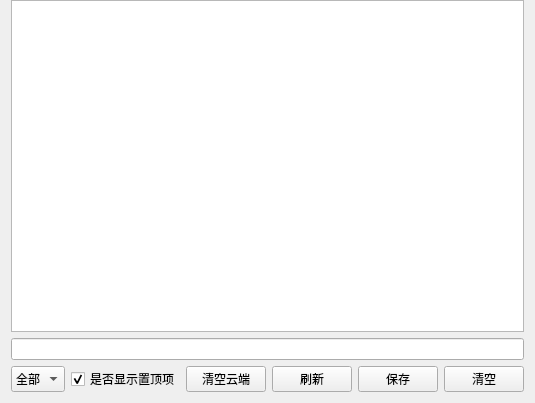
Before: the Qt Designer form ClipBoard/ui/ClipboardView.ui in 3548848289/UniFileHub, drawn with Qt 5.
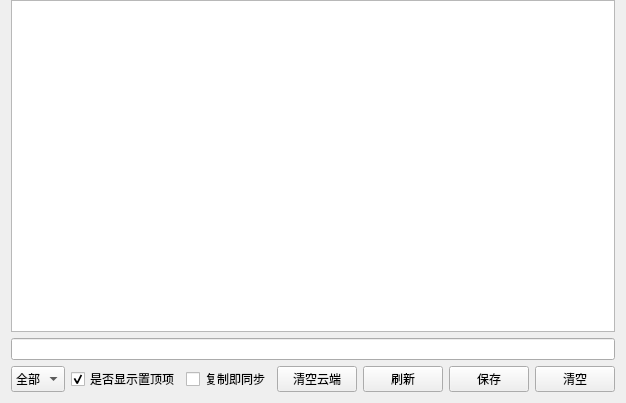
After: the same form once the commit is applied.

Diff of the .ui file:
```diff
--- a/ClipBoard/ui/ClipboardView.ui
+++ b/ClipBoard/ui/ClipboardView.ui
@@ -18,7 +18,7 @@
     <number>0</number>
    </property>
    <item row="2" column="0">
-    <layout class="QHBoxLayout" name="horizontalLayout" stretch="2,4,0,1,1,1,1">
+    <layout class="QHBoxLayout" name="horizontalLayout" stretch="2,4,0,0,1,1,1,1">
      <item>
       <widget class="QComboBox" name="typeComboBox">
        <property name="sizePolicy">
@@ -78,6 +78,22 @@
        </property>
       </widget>
      </item>
+     <item>
+      <widget class="QCheckBox" name="autoSyncCheckBox">
+       <property name="sizePolicy">
+        <sizepolicy hsizetype="Minimum" vsizetype="Preferred">
+         <horstretch>0</horstretch>
+         <verstretch>0</verstretch>
+        </sizepolicy>
+       </property>
+       <property name="toolTip">
+        <string>勾选后，新复制的内容自动同步到云端（当前仅支持文本）</string>
+       </property>
+       <property name="text">
+        <string>复制即同步</string>
+       </property>
+      </widget>
+     </item>
      <item>
       <widget class="QPushButton" name="clearCloudButton">
        <property name="sizePolicy">
```
